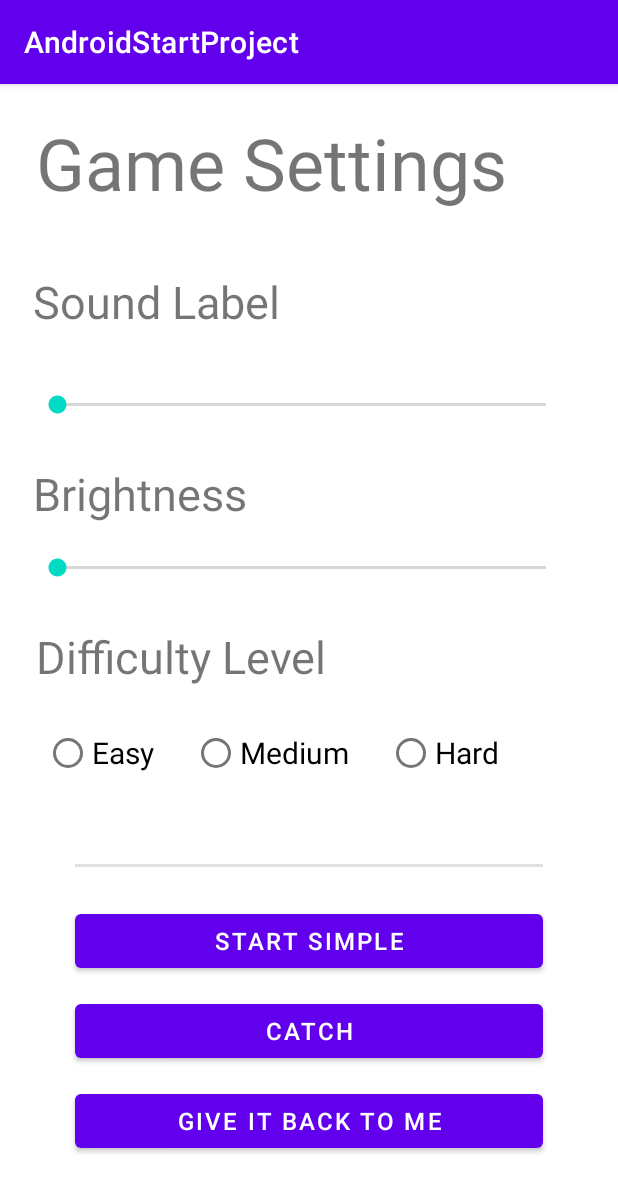
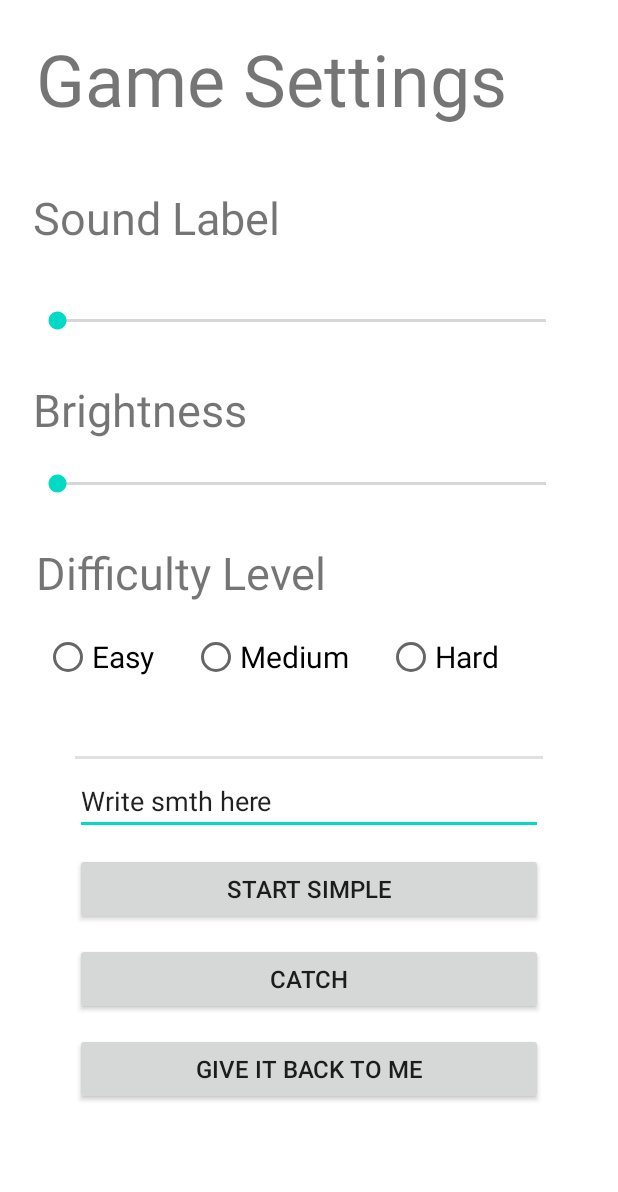
Before and after one commit to IvanovDmitriiSilvar/AndroidStartProject, an Android app: the MainActivity screen opened directly, with no data from a screen before it, on a phone screen of 412 x 824 dp. Shown: the top 1192 px of the screen. Run offline under Robolectric (Android 15) with nearby library versions, the phone set to English and light mode, and no system bars.

Commit message:
Added go to InfActivity and simple open Activity

```diff
--- a/app/src/main/java/ru/synergy/androidstartproject/MainActivity.java
+++ b/app/src/main/java/ru/synergy/androidstartproject/MainActivity.java
@@ -1,48 +1,70 @@
 package ru.synergy.androidstartproject;
 
+import androidx.annotation.Nullable;
 import androidx.appcompat.app.AppCompatActivity;
 import androidx.constraintlayout.widget.ConstraintLayout;
 
+import android.app.Activity;
+import android.content.Intent;
 import android.graphics.Color;
 import android.os.Bundle;
+import android.preference.PreferenceManager;
+import android.view.View;
+import android.widget.Button;
+import android.widget.EditText;
 import android.widget.TextView;
 
 import org.w3c.dom.Text;
 
-public class MainActivity extends AppCompatActivity {
+public class MainActivity extends Activity implements View.OnClickListener {
+
+    EditText et;
+    TextView tv;
 
     @Override
     protected void onCreate(Bundle savedInstanceState) {
         super.onCreate(savedInstanceState);
         setContentView(R.layout.second_layout);
 
-    //    TextView textView = (TextView) findViewById(R.id.normal);
+        et = (EditText)findViewById(R.id.et);
+        tv = (TextView)findViewById(R.id.tv);
 
-    //    textView.setText("Text from Java code");
-    //    textView.setTextColor(Color.RED);
+        Button btnstart = (Button)findViewById(R.id.buttonStart);
+        Button btncatch = (Button)findViewById(R.id.buttonCatch);
+        Button btnback = (Button)findViewById(R.id.buttonBack);
 
-//        TextView textView = (TextView) findViewById(R.id.header); //найти среди сейчас существующего на экране
-//        textView.setText("Hello from Java :)");
+        btnstart.setOnClickListener(this);
+        btncatch.setOnClickListener(this);
+        btnback.setOnClickListener(this);
+    }
 
-//        ConstraintLayout constraintLayout = new ConstraintLayout(this);
-//
-//
-//        TextView textView = new TextView(this);
-//        textView.setText(("Hello Android!"));
-//        textView.setTextSize(26);
-//
-//        ConstraintLayout.LayoutParams layoutParams = new ConstraintLayout.LayoutParams(
-//                ConstraintLayout.LayoutParams.WRAP_CONTENT,
-//                ConstraintLayout.LayoutParams.WRAP_CONTENT);
-//
-//        layoutParams.leftToLeft = ConstraintLayout.LayoutParams.PARENT_ID;
-//        layoutParams.topToTop = ConstraintLayout.LayoutParams.PARENT_ID;
-//        layoutParams.rightToRight = ConstraintLayout.LayoutParams.PARENT_ID;
-//        layoutParams.bottomToBottom = ConstraintLayout.LayoutParams.PARENT_ID;
-//
-//        textView.setLayoutParams(layoutParams);
-//        constraintLayout.addView(textView);
-//
-//        setContentView(constraintLayout);
+//    @Override
+//    public void onActivityResult(int requestCode, int resultCode, Intent data){
+//        super.onActivityResult(requestCode, resultCode, data);
+//        switch (requestCode){
+//            case RESULT_OK:
+//                tv.setText(data.getStringExtra("et"));
+//        }
+//    }
+
+
+    public void onClick(View v){
+        Intent i;
+        int REQ_C = 1;
+        switch(v.getId()) {
+            case R.id.buttonStart:
+                i = new Intent(this, MainActivity2.class);
+                startActivity(i);
+                break;
+            case R.id.buttonCatch:
+                i = new Intent(this, ToInfActivity.class);
+                String eText = et.getText().toString();
+                i.putExtra("et", eText);
+                startActivity(i);
+                break;
+//            case R.id.buttonBack:
+//                i = new Intent(this, ComeBackActivity.class);
+//                startActivityForResult(i, REQ_C);
+        }
     }
 }
--- a/app/src/main/res/layout/second_layout.xml
+++ b/app/src/main/res/layout/second_layout.xml
@@ -129,6 +129,28 @@
         android:layout_marginEnd="50dp"
         android:background="?android:attr/listDivider" />
 
+    <EditText
+        android:id="@+id/et"
+        android:layout_width="wrap_content"
+        android:layout_height="wrap_content"
+        android:text="Write smth here"
+        android:layout_alignStart="@id/divider"
+        android:layout_alignEnd="@id/divider"
+        android:layout_below="@+id/divider"
+        android:layout_marginTop="5dp"/>
+    <Button
+        android:id="@+id/buttonStart"
+        android:layout_width="match_parent"
+        android:layout_height="wrap_content"
+        android:layout_below="@+id/et"
+        android:layout_alignStart="@+id/divider"
+        android:layout_alignEnd="@+id/divider"
+        android:layout_marginStart="0dp"
+        android:layout_marginTop="12dp"
+        android:layout_marginEnd="0dp"
+        android:text="Start Simple"
+        android:textSize="16sp" />
+
     <Button
         android:id="@+id/buttonCatch"
         android:layout_width="match_parent"
@@ -155,17 +177,14 @@
         android:text="Give it back to me"
         android:textSize="16sp" />
 
-    <Button
-        android:id="@+id/buttonStart"
-        android:layout_width="match_parent"
+    <TextView
+        android:id="@+id/tv"
+        android:layout_width="wrap_content"
         android:layout_height="wrap_content"
-        android:layout_below="@+id/divider"
         android:layout_alignStart="@+id/divider"
         android:layout_alignEnd="@+id/divider"
-        android:layout_marginStart="0dp"
-        android:layout_marginTop="25dp"
-        android:layout_marginEnd="0dp"
-        android:text="Start Simple"
-        android:textSize="16sp" />
-
+        android:layout_below="@id/buttonBack"
+        android:layout_marginTop="10dp"
+        android:textSize="34sp"
+        />
 </RelativeLayout>
```
Also changed, not shown: app/src/main/AndroidManifest.xml (+21 -1 lines), app/src/main/java/ru/synergy/androidstartproject/ComeBackActivity.java (added, +14 -0 lines), app/src/main/java/ru/synergy/androidstartproject/MainActivity2.java (added, +14 -0 lines), app/src/main/java/ru/synergy/androidstartproject/ToInfActivity.java (added, +21 -0 lines), app/src/main/res/layout/activity_come_back.xml (added, +9 -0 lines), app/src/main/res/layout/activity_main2.xml (added, +9 -0 lines), app/src/main/res/layout/activity_to_inf.xml (added, +20 -0 lines).
